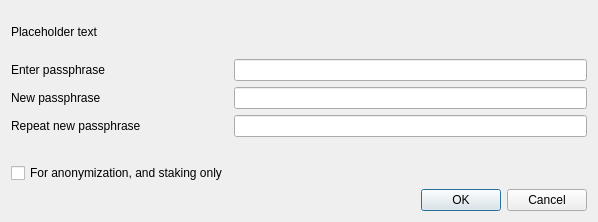
Before: the Qt Designer form src/qt/forms/askpassphrasedialog.ui in Kore-Core/KORE, drawn with Qt 5.
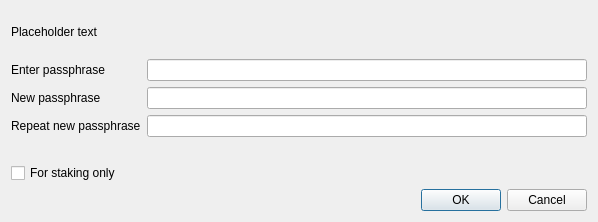
After: the same form once the commit is applied.

Diff of the .ui file:
```diff
--- a/src/qt/forms/askpassphrasedialog.ui
+++ b/src/qt/forms/askpassphrasedialog.ui
@@ -117,7 +117,7 @@
         <string>Serves to disable the trivial sendmoney when OS account compromised. Provides no real security.</string>
        </property>
        <property name="text">
-        <string>For anonymization, and staking only</string>
+        <string>For staking only</string>
        </property>
        <property name="visible">
         <bool>false</bool>
```
